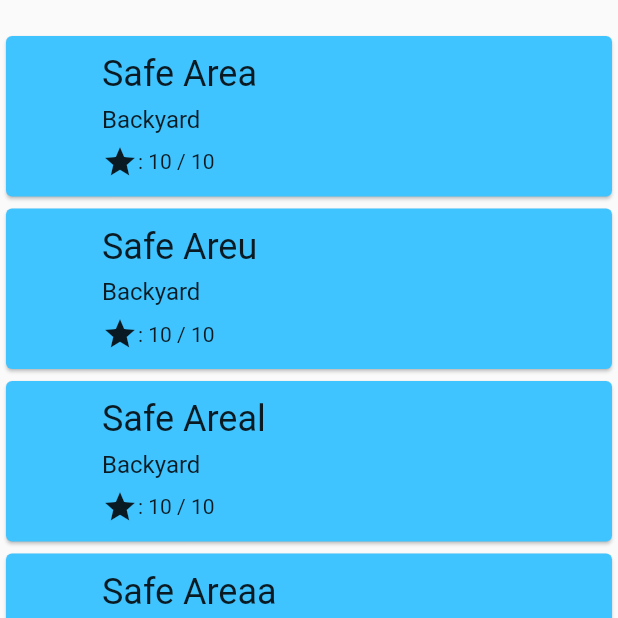
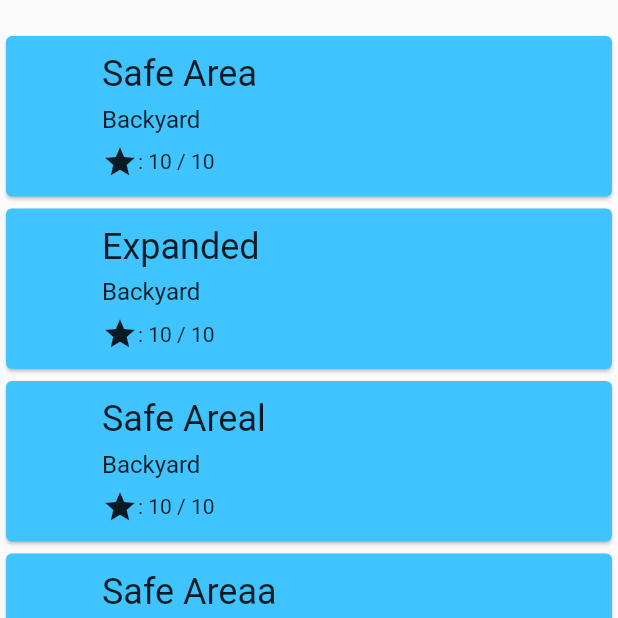
Before and after one commit to RicardoRaymundo/widgets_of_the_week, a Flutter app: the screen it shows after launch, on a phone screen of 412 x 824 dp, the top half of it. Run offline on Flutter 3.47's test engine with Material 2 defaults, Android fonts, the phone set to English and light mode, and no system bars.

Commit message:
Criada a pagina do exemplo de Expanded

```diff
--- a/lib/home_page.dart
+++ b/lib/home_page.dart
@@ -1,22 +1,27 @@
 import 'package:flutter/material.dart';
-import 'package:widgets_of_the_week/widgets/safe_area/safe_area.dart';
+
 import 'home_page_card.dart';
 
+import 'package:widgets_of_the_week/widgets/safe_area/safe_area.dart';
+import 'package:widgets_of_the_week/widgets/expanded/expanded.dart';
+
 class HomePage extends StatelessWidget {
+  // Mapa de Widgets a serem listados
   final Map<String, Widget> weeklyWidgets = {
-    'Safe Area': MySafeArea(),
-    'Safe Areu': MySafeArea(),
-    'Safe Areal': MySafeArea(),
-    'Safe Areaa': MySafeArea(),
-    'Safe Areasx': MySafeArea(),
-    'Safe Asdareax': MySafeArea(),
-    'Safe Arcceax': MySafeArea(),
-    'Safe Arzeax': MySafeArea(),
-    'Safe Arccceax': MySafeArea(),
+    'Safe Area': SafeAreaPage(),
+    'Expanded': ExpandedPage(),
+    'Safe Areal': SafeAreaPage(),
+    'Safe Areaa': SafeAreaPage(),
+    'Safe Areasx': SafeAreaPage(),
+    'Safe Asdareax': SafeAreaPage(),
+    'Safe Arcceax': SafeAreaPage(),
+    'Safe Arzeax': SafeAreaPage(),
+    'Safe Arccceax': SafeAreaPage(),
   };
 
   @override
   Widget build(BuildContext context) {
+    // Cada chave e valor do mapa separados em duas listas
     final List<String> widgetsKeys = weeklyWidgets.keys.toList();
     final List<Widget> widgetsValues = weeklyWidgets.values.toList();
 
@@ -24,7 +29,10 @@ class HomePage extends StatelessWidget {
       body: Padding(
         padding: const EdgeInsets.only(top: 20.0),
         child: ListView.builder(
+          // O Tamamnho da lista de Cards é o mesmo tamanho da lista de Widgets
           itemCount: this.weeklyWidgets.length,
+
+          // Itera cada Card passando o Widget e seu respectivo título
           itemBuilder: (context, index) {
             return HomePageCard(widgetTitle: widgetsKeys[index], widget: widgetsValues[index],);
           },
--- a/lib/widgets/safe_area/not_safe_area.dart
+++ b/lib/widgets/safe_area/not_safe_area.dart
@@ -1,7 +1,7 @@
 import 'package:flutter/material.dart';
 
 
-class MyNotSafeArea extends StatelessWidget {
+class NotSafeAreaPage extends StatelessWidget {
   @override
   Widget build(BuildContext context) {
     return Scaffold(
```
Also changed, not shown: lib/home_page_card.dart (+1 -13 lines), lib/widgets/expanded/expanded.dart (added, +108 -0 lines), lib/widgets/safe_area/safe_area.dart (+6 -2 lines).
